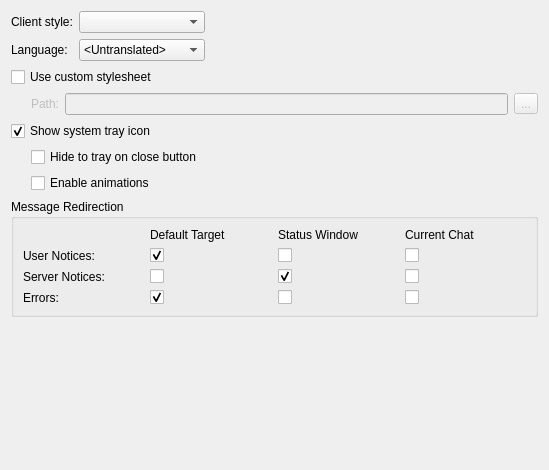
This is src/mobileui/settingspages/appearancesettingspage.ui in raininja/quassel2go as Qt 5 draws it before an edit. The edited form follows.
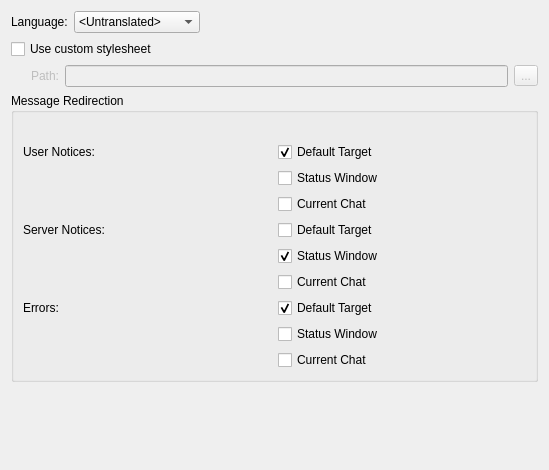
This is the edited form.

Patch:
```diff
--- a/src/mobileui/settingspages/appearancesettingspage.ui
+++ b/src/mobileui/settingspages/appearancesettingspage.ui
@@ -17,27 +17,13 @@
    <item>
     <layout class="QGridLayout" name="gridLayout">
      <item row="0" column="0">
-      <widget class="QLabel" name="label_2">
-       <property name="text">
-        <string>Client style:</string>
-       </property>
-      </widget>
-     </item>
-     <item row="0" column="1">
-      <widget class="QComboBox" name="styleComboBox">
-       <property name="toolTip">
-        <string>Set application style</string>
-       </property>
-      </widget>
-     </item>
-     <item row="1" column="0">
       <widget class="QLabel" name="label_9">
        <property name="text">
         <string>Language:</string>
        </property>
       </widget>
      </item>
-     <item row="1" column="1">
+     <item row="0" column="1">
       <widget class="QComboBox" name="languageComboBox">
        <property name="toolTip">
         <string>Set the application language. Requires restart!</string>
@@ -54,7 +40,7 @@
        </item>
       </widget>
      </item>
-     <item row="1" column="2">
+     <item row="0" column="2">
       <spacer name="horizontalSpacer_3">
        <property name="orientation">
         <enum>Qt::Horizontal</enum>
@@ -145,85 +131,7 @@
     </layout>
    </item>
    <item>
-    <widget class="QCheckBox" name="useSystemTrayIcon">
-     <property name="text">
-      <string>Show system tray icon</string>
-     </property>
-     <property name="checked">
-      <bool>true</bool>
-     </property>
-     <property name="settingsKey" stdset="0">
-      <string notr="true">UseSystemTrayIcon</string>
-     </property>
-     <property name="defaultValue" stdset="0">
-      <bool>true</bool>
-     </property>
-    </widget>
-   </item>
-   <item>
-    <layout class="QGridLayout" name="gridLayout_3">
-     <item row="0" column="0">
-      <spacer name="horizontalSpacer_2">
-       <property name="orientation">
-        <enum>Qt::Horizontal</enum>
-       </property>
-       <property name="sizeType">
-        <enum>QSizePolicy::Fixed</enum>
-       </property>
-       <property name="sizeHint" stdset="0">
-        <size>
-         <width>20</width>
-         <height>20</height>
-        </size>
-       </property>
-      </spacer>
-     </item>
-     <item row="0" column="1">
-      <widget class="QCheckBox" name="minimizeOnClose">
-       <property name="text">
-        <string>Hide to tray on close button</string>
-       </property>
-       <property name="settingsKey" stdset="0">
-        <string notr="true">MinimizeOnClose</string>
-       </property>
-       <property name="defaultValue" stdset="0">
-        <bool>false</bool>
-       </property>
-      </widget>
-     </item>
-     <item row="1" column="0">
-      <spacer name="horizontalSpacer_4">
-       <property name="orientation">
-        <enum>Qt::Horizontal</enum>
-       </property>
-       <property name="sizeType">
-        <enum>QSizePolicy::Fixed</enum>
-       </property>
-       <property name="sizeHint" stdset="0">
-        <size>
-         <width>20</width>
-         <height>20</height>
-        </size>
-       </property>
-      </spacer>
-     </item>
-     <item row="1" column="1">
-      <widget class="QCheckBox" name="animateSystrayIcon">
-       <property name="styleSheet">
-        <string notr="true"/>
-       </property>
-       <property name="text">
-        <string>Enable animations</string>
-       </property>
-       <property name="settingsKey" stdset="0">
-        <string notr="true">/Notification/Systray/Animate</string>
-       </property>
-       <property name="defaultValue" stdset="0">
-        <bool>true</bool>
-       </property>
-      </widget>
-     </item>
-    </layout>
+    <layout class="QGridLayout" name="gridLayout_3"/>
    </item>
    <item>
     <widget class="QGroupBox" name="groupBox_3">
@@ -244,116 +152,102 @@
          <bool>true</bool>
         </property>
         <property name="text">
-         <string/>
+         <string>Default Target</string>
         </property>
         <property name="checked">
          <bool>true</bool>
         </property>
        </widget>
       </item>
-      <item row="1" column="2">
-       <widget class="QCheckBox" name="userNoticesInStatusBuffer">
-        <property name="enabled">
-         <bool>true</bool>
-        </property>
-        <property name="text">
-         <string/>
-        </property>
-        <property name="checked">
-         <bool>false</bool>
-        </property>
-       </widget>
-      </item>
-      <item row="1" column="3">
-       <widget class="QCheckBox" name="userNoticesInCurrentBuffer">
-        <property name="enabled">
-         <bool>true</bool>
-        </property>
-        <property name="text">
-         <string/>
-        </property>
-       </widget>
-      </item>
-      <item row="2" column="0">
+      <item row="4" column="0">
        <widget class="QLabel" name="label_4">
         <property name="text">
          <string>Server Notices:</string>
         </property>
        </widget>
       </item>
-      <item row="2" column="1">
+      <item row="4" column="1">
        <widget class="QCheckBox" name="serverNoticesInDefaultBuffer">
         <property name="text">
-         <string/>
+         <string>Default Target</string>
         </property>
        </widget>
       </item>
       <item row="0" column="1">
        <widget class="QLabel" name="label_5">
         <property name="text">
-         <string>Default Target</string>
+         <string/>
         </property>
        </widget>
       </item>
-      <item row="0" column="2">
-       <widget class="QLabel" name="label_6">
-        <property name="text">
-         <string>Status Window</string>
-        </property>
-       </widget>
-      </item>
-      <item row="0" column="3">
-       <widget class="QLabel" name="label_7">
-        <property name="text">
-         <string>Current Chat</string>
-        </property>
-       </widget>
-      </item>
-      <item row="3" column="0">
+      <item row="7" column="0">
        <widget class="QLabel" name="label_8">
         <property name="text">
          <string>Errors:</string>
         </property>
        </widget>
       </item>
-      <item row="2" column="2">
+      <item row="7" column="1">
+       <widget class="QCheckBox" name="errorMsgsInDefaultBuffer">
+        <property name="text">
+         <string>Default Target</string>
+        </property>
+        <property name="checked">
+         <bool>true</bool>
+        </property>
+       </widget>
+      </item>
+      <item row="2" column="1">
+       <widget class="QCheckBox" name="userNoticesInStatusBuffer">
+        <property name="enabled">
+         <bool>true</bool>
+        </property>
+        <property name="text">
+         <string>Status Window</string>
+        </property>
+        <property name="checked">
+         <bool>false</bool>
+        </property>
+       </widget>
+      </item>
+      <item row="3" column="1">
+       <widget class="QCheckBox" name="userNoticesInCurrentBuffer">
+        <property name="enabled">
+         <bool>true</bool>
+        </property>
+        <property name="text">
+         <string>Current Chat</string>
+        </property>
+       </widget>
+      </item>
+      <item row="5" column="1">
        <widget class="QCheckBox" name="serverNoticesInStatusBuffer">
         <property name="text">
-         <string/>
+         <string>Status Window</string>
         </property>
         <property name="checked">
          <bool>true</bool>
         </property>
        </widget>
       </item>
-      <item row="2" column="3">
+      <item row="6" column="1">
        <widget class="QCheckBox" name="serverNoticesInCurrentBuffer">
         <property name="text">
-         <string/>
+         <string>Current Chat</string>
         </property>
        </widget>
       </item>
-      <item row="3" column="1">
-       <widget class="QCheckBox" name="errorMsgsInDefaultBuffer">
-        <property name="text">
-         <string/>
-        </property>
-        <property name="checked">
-         <bool>true</bool>
-        </property>
-       </widget>
-      </item>
-      <item row="3" column="2">
+      <item row="8" column="1">
        <widget class="QCheckBox" name="errorMsgsInStatusBuffer">
         <property name="text">
-         <string/>
+         <string>Status Window</string>
         </property>
        </widget>
       </item>
-      <item row="3" column="3">
+      <item row="9" column="1">
        <widget class="QCheckBox" name="errorMsgsInCurrentBuffer">
         <property name="text">
-         <string/>
+         <string>Current Chat</string>
         </property>
        </widget>
       </item>
```
Left out of the diff: 73 changed lines with no effect on the pictures.
